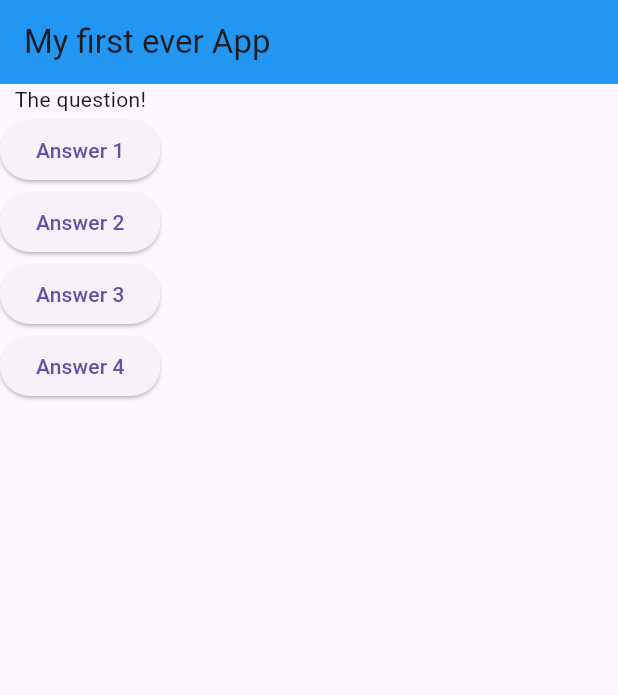
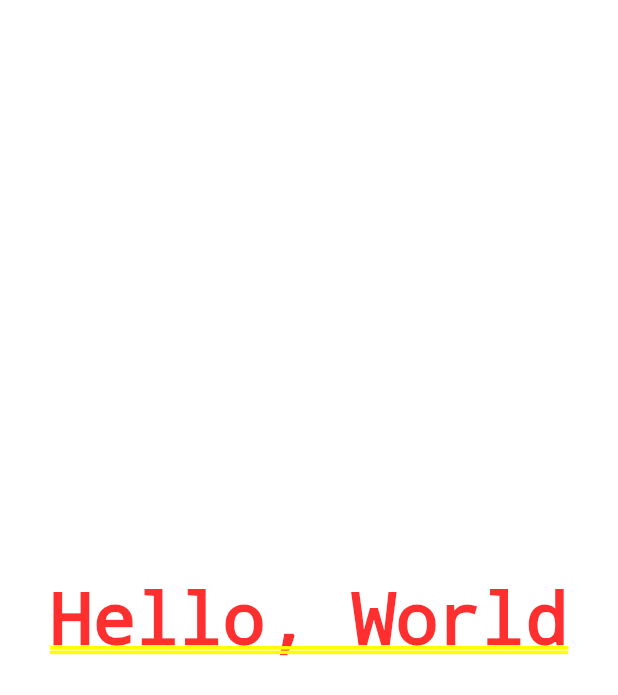
Before and after one commit to constructorlib/flutter, a Flutter app: the screen it shows after launch, on a phone screen of 412 x 824 dp. Shown: the top 695 px of the screen. Run offline on Flutter 3.47's test engine with Material 3 defaults, Android fonts, the phone set to English and light mode, and no system bars.

Commit message:
reinit for Angela Yu course

```diff
--- a/projects/first_project/lib/main.dart
+++ b/projects/first_project/lib/main.dart
@@ -1,70 +1,9 @@
 import "package:flutter/material.dart";
 
-// void main() {
-//   runApp(const MyApp());
-//   /*
-//   could use void main() => runApp(MyApp());
-//   as functional in JS.
-//   */
-// }
-
-void main() => runApp(const MyApp());
-
-// final myTheme = ThemeData(
-//   primaryColor: Colors.blue, // Set primary color to blue
-// );
-
-class MyApp extends StatelessWidget {
-  const MyApp({super.key});
-
-  @override
-  Widget build(BuildContext context) {
-    var questions = [
-      "'What's your favorite color?'",
-      'How would you describe your mood right now?'
-    ];
-    void answerQuestions() {
-      print('Answer chosen');
-    }
-
-    return MaterialApp(
-      // theme: ThemeData(
-      //   scaffoldBackgroundColor:
-      //       Colors.white, // or another white background color
-      //   appBarTheme: AppBarTheme(
-      //     backgroundColor: Colors.blue, // Set the desired app bar color here
-      //   ),
-      // ),
-      home: Scaffold(
-        appBar: AppBar(
-          backgroundColor: Colors.blue,
-          title: const Text('My first ever App '),
-        ),
-        body: Column(
-          children: [
-            Text('The question!'),
-            ElevatedButton(
-              onPressed: answerQuestions,
-              child: Text('Answer 1'),
-            ),
-            ElevatedButton(
-              onPressed: () => {
-                //Anonymous function
-                print('Answer 2 chosen')
-              },
-              child: Text('Answer 2'),
-            ),
-            ElevatedButton(
-              onPressed: answerQuestions,
-              child: Text('Answer 3'),
-            ),
-            ElevatedButton(
-              onPressed: answerQuestions,
-              child: Text('Answer 4'),
-            ),
-          ],
+void main() => runApp(
+      MaterialApp(
+        home: Center(
+          child: Text("Hello, World"),
         ),
       ),
     );
-  }
-}
```
